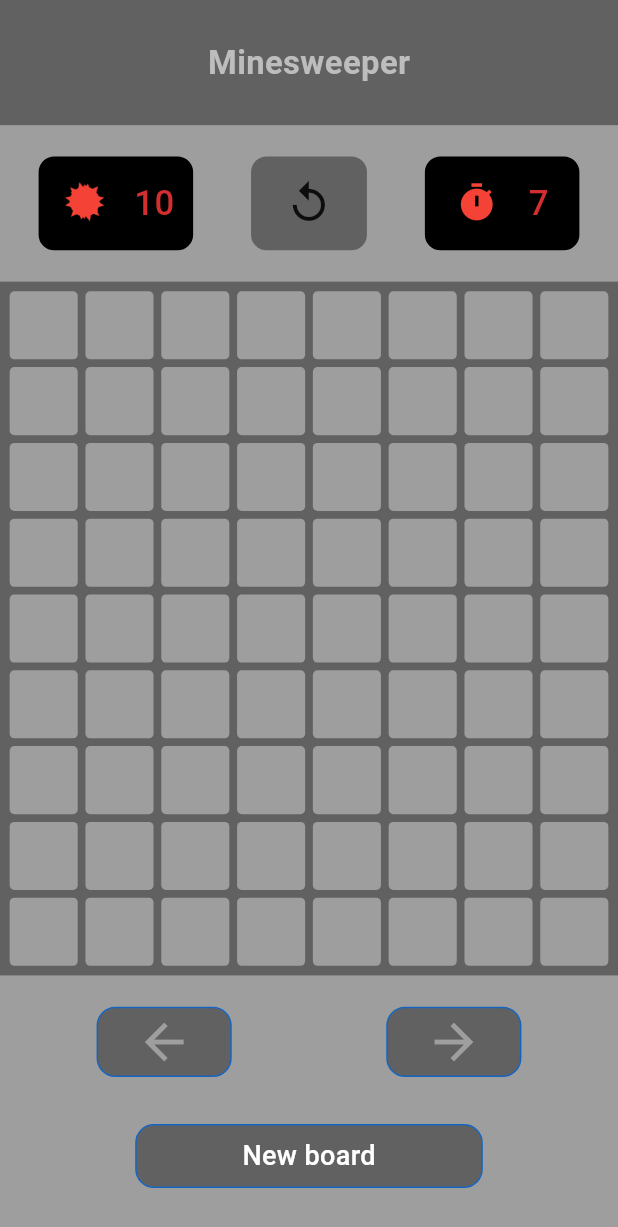
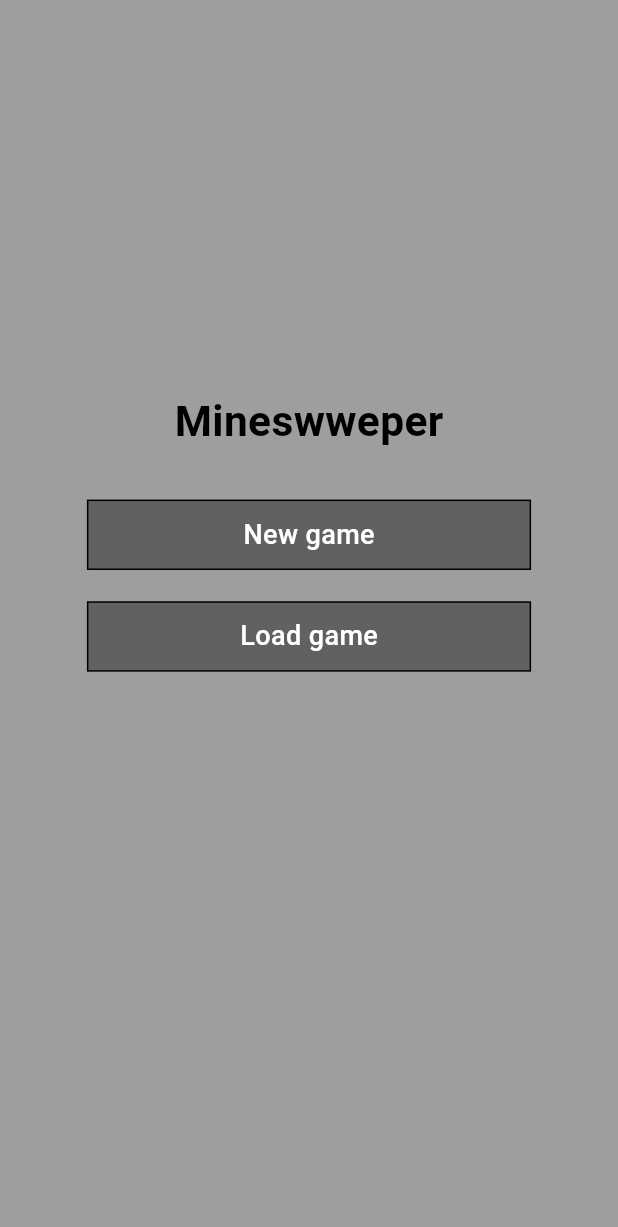
Before and after one commit to SalahMd/Minesweeper, a Flutter app: the screen it shows after launch, on a phone screen of 412 x 824 dp. Shown: the top 1227 px of the screen. Run offline on Flutter 3.47's test engine with Material 3 defaults, Android fonts, the light colour scheme and no system bars; drawn by our look-alikes of flutter_animate; our stand-ins replace flutter_screenutil, get, jiffy, lottie, shared_preferences.

Commit message:
Creating first page and Load board page

```diff
--- a/lib/core/constants/animations.dart
+++ b/lib/core/constants/animations.dart
@@ -7,4 +7,6 @@ class AppAnimations{
       Lottie.asset("${path}lose.json", repeat: false);
         static LottieBuilder win =
       Lottie.asset("${path}win.json", repeat: false,fit: BoxFit.fill);
+       static LottieBuilder done =
+      Lottie.asset("${path}done.json", repeat: false,fit: BoxFit.fill);
 }
--- a/lib/core/constants/colors.dart
+++ b/lib/core/constants/colors.dart
@@ -7,5 +7,6 @@ class AppColors {
   static const Color greyColor = Colors.grey;
   static Color darkGrey = Colors.grey[700]!;
   static const Color redColor = Colors.red;
+  //static const Color backGroundColor = Color.fromARGB(255, 237, 237, 241);
   static Color blueColor = Colors.blue[800]!;
 }
--- a/lib/core/themes/text_styles.dart
+++ b/lib/core/themes/text_styles.dart
@@ -11,6 +11,8 @@ class TextStyles {
       color: Colors.grey[700], fontSize: 11.sp, fontWeight: FontWeight.w400);
   static TextStyle bold17(BuildContext context) => TextStyle(
       fontSize: 17.sp, fontWeight: FontWeight.bold, color: Colors.grey[400]);
+  static TextStyle bold22(BuildContext context) => TextStyle(
+      fontSize: 22.sp, fontWeight: FontWeight.bold, color: Colors.black);
   static TextStyle w50018Green(BuildContext context) => TextStyle(
       color: Colors.red[700], fontSize: 18.sp, fontWeight: FontWeight.w500);
   static TextStyle w40014(BuildContext context) =>
--- /dev/null
+++ b/lib/feautres/first_page/view/screens/first_page.dart
@@ -0,0 +1,62 @@
+import 'package:flutter/material.dart';
+import 'package:flutter_screenutil/flutter_screenutil.dart';
+import 'package:get/get.dart';
+import 'package:untitled/core/constants/colors.dart';
+import 'package:untitled/core/themes/text_styles.dart';
+
+class FirstPage extends StatelessWidget {
+  const FirstPage({super.key});
+
+  @override
+  Widget build(BuildContext context) {
+    return Scaffold(
+      backgroundColor: AppColors.greyColor,
+      body: SingleChildScrollView(
+        child: Column(
+          children: [
+            SizedBox(
+              height: 250.h,
+            ),
+            Center(
+                child: SafeArea(
+                    child: Text(
+              'Mineswweper',
+              style: TextStyles.bold22(context),
+            ))),
+            SizedBox(
+              height: 20.h,
+            ),
+            GestureDetector(
+              onTap: () {
+                Get.toNamed('HomePage');
+              },
+              child: Container(
+                width: 230.w,
+                height: 45.h,
+                margin: EdgeInsets.symmetric(vertical: 10.h),
+                alignment: Alignment.center,
+                decoration: BoxDecoration(
+                    color: AppColors.darkGrey, border: Border.all()),
+                child: Text('New game', style: TextStyles.w40014Wgite(context)),
+              ),
+            ),
+              GestureDetector(
+              onTap: () {
+                Get.toNamed("LoadBoard");
+              },
+              child: Container(
+                width: 230.w,
+                height: 45.h,
+                margin: EdgeInsets.symmetric(vertical: 10.h),
+                alignment: Alignment.center,
+                decoration: BoxDecoration(
+                    color: AppColors.darkGrey, border: Border.all()),
+                child: Text('Load game', style: TextStyles.w40014Wgite(context)),
+              ),
+            )
+          ],
+        ),
+      ),
+    );
+  }
+}
--- a/lib/feautres/home/view/widgets/board.dart
+++ b/lib/feautres/home/view/widgets/board.dart
@@ -36,8 +36,11 @@ class Board extends StatelessWidget {
           onForwardMove: () {
             controller.forwardMove(boardNum);
           },
+          onSaveBoard: () {
+            controller.saveBoard(boardNum);
+          },
         ),
-        SizedBox(height: 20.h),
+        SizedBox(height: 10.h),
         NewBoard(
           onNewBoard: () {
             controller.addBoard(controller.numOfBoards - 1);
--- a/lib/main.dart
+++ b/lib/main.dart
@@ -2,7 +2,9 @@ import 'package:flutter/material.dart';
 import 'package:flutter_screenutil/flutter_screenutil.dart';
 import 'package:get/get.dart';
 import 'package:untitled/core/services/shared_pref.dart';
+import 'package:untitled/feautres/first_page/view/screens/first_page.dart';
 import 'package:untitled/feautres/home/view/screens/home_page.dart';
+import 'package:untitled/feautres/load_board/view/screens/load_board.dart';
 
 void main() async {
   WidgetsFlutterBinding.ensureInitialized();
@@ -20,9 +22,10 @@ class MyApp extends StatelessWidget {
       child: GetMaterialApp(debugShowCheckedModeBanner: false, getPages: [
         GetPage(
           name: "/",
-          page: () => const HomePage(),
+          page: () => const FirstPage(),
         ),
-        //GetPage(name: "/Login", page: () => const Login()),
+        GetPage(name: "/LoadBoard", page: () => const LoadBoard()),
+        GetPage(name: "/HomePage", page: () => const HomePage()),
       ]),
     );
   }
--- a/pubspec.yaml
+++ b/pubspec.yaml
@@ -14,6 +14,8 @@ dependencies:
   get: ^4.6.6
   flutter_sound: ^9.17.8
   shared_preferences: ^2.3.3
+  jiffy: ^6.3.2
+
 
 
 dev_dependencies:
```
Also changed, not shown: assets/animations/done.json (added, +1 -0 lines), lib/feautres/home/controller/home_page_controller.dart (+13 -7 lines), lib/feautres/home/view/widgets/movements.dart (+19 -1 lines), lib/feautres/load_board/view/screens/load_board.dart (added, +40 -0 lines), lib/feautres/load_board/view/widgets/load_board_widget.dart (added, +63 -0 lines), lib/feautres/home/controller/save_board.dart (added), pubspec.lock.
